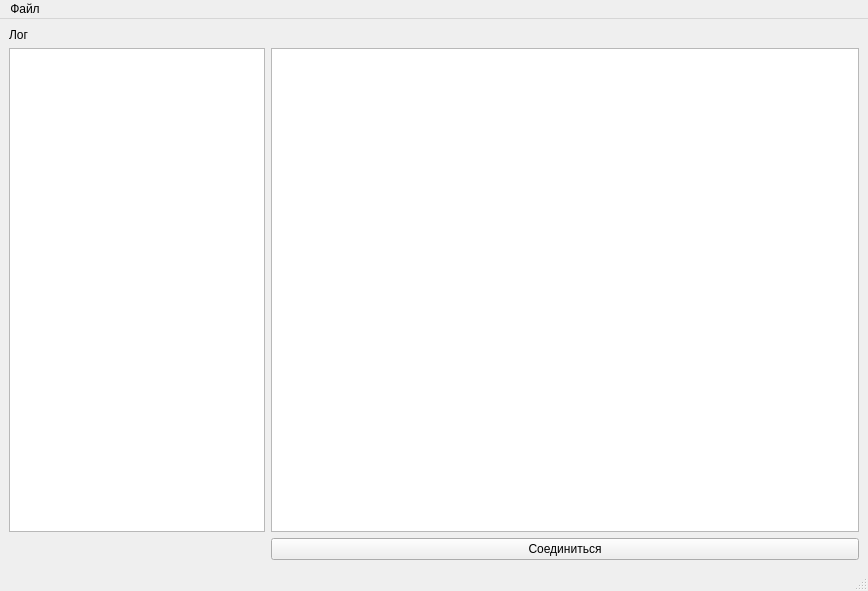
Above: mainwindow.ui from layxproud/QulonServerTest before the change. Below: the same form after it.
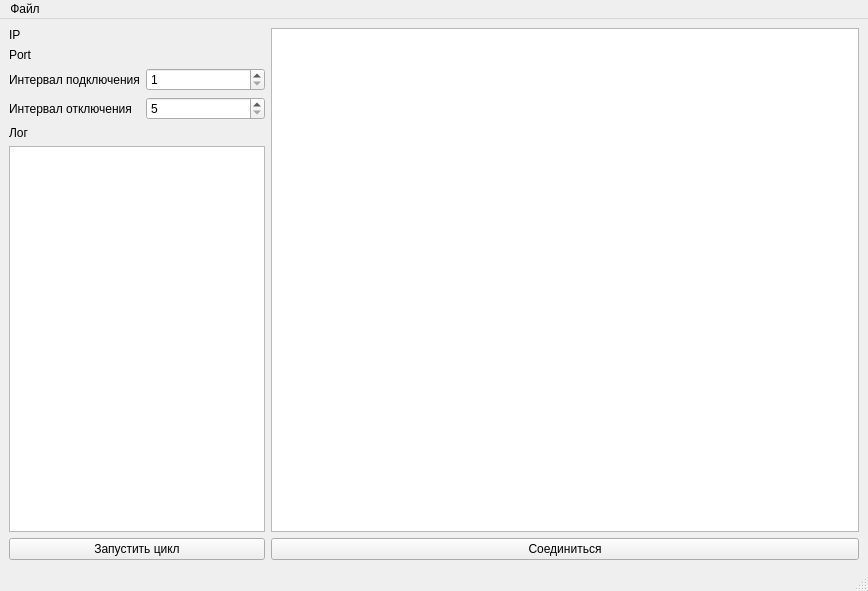
That is the form after the change.

```diff
--- a/mainwindow.ui
+++ b/mainwindow.ui
@@ -15,33 +15,113 @@
   </property>
   <widget class="QWidget" name="centralwidget">
    <layout class="QGridLayout" name="gridLayout">
-    <item row="0" column="0">
-     <widget class="QLabel" name="label">
-      <property name="text">
-       <string>Лог</string>
-      </property>
-     </widget>
-    </item>
-    <item row="1" column="0">
-     <widget class="QTextBrowser" name="logWindow">
-      <property name="sizePolicy">
-       <sizepolicy hsizetype="Maximum" vsizetype="Expanding">
-        <horstretch>0</horstretch>
-        <verstretch>0</verstretch>
-       </sizepolicy>
-      </property>
-     </widget>
-    </item>
-    <item row="1" column="1">
-     <widget class="QTableWidget" name="tableWidget"/>
-    </item>
     <item row="2" column="1">
+     <widget class="QTableWidget" name="tableWidget"/>
+    </item>
+    <item row="3" column="1">
      <widget class="QPushButton" name="connectButton">
       <property name="text">
        <string>Соединиться</string>
       </property>
      </widget>
     </item>
+    <item row="3" column="0">
+     <widget class="QPushButton" name="pushButton">
+      <property name="text">
+       <string>Запустить цикл</string>
+      </property>
+     </widget>
+    </item>
+    <item row="2" column="0">
+     <layout class="QVBoxLayout" name="leftLayout">
+      <property name="topMargin">
+       <number>0</number>
+      </property>
+      <item>
+       <layout class="QFormLayout" name="variablesLayout">
+        <item row="0" column="0">
+         <widget class="QLabel" name="ipLabel">
+          <property name="text">
+           <string>IP</string>
+          </property>
+         </widget>
+        </item>
+        <item row="0" column="1">
+         <widget class="QLabel" name="ipValue">
+          <property name="text">
+           <string/>
+          </property>
+         </widget>
+        </item>
+        <item row="1" column="0">
+         <widget class="QLabel" name="portLabel">
+          <property name="text">
+           <string>Port</string>
+          </property>
+         </widget>
+        </item>
+        <item row="1" column="1">
+         <widget class="QLabel" name="portValue">
+          <property name="text">
+           <string/>
+          </property>
+         </widget>
+        </item>
+        <item row="2" column="0">
+         <widget class="QLabel" name="connectIntervalLabel">
+          <property name="text">
+           <string>Интервал подключения</string>
+          </property>
+         </widget>
+        </item>
+        <item row="2" column="1">
+         <widget class="QSpinBox" name="connectIntervalBox">
+          <property name="minimum">
+           <number>1</number>
+          </property>
+          <property name="maximum">
+           <number>60</number>
+          </property>
+         </widget>
+        </item>
+        <item row="3" column="0">
+         <widget class="QLabel" name="disconnectIntervalLabel">
+          <property name="text">
+           <string>Интервал отключения</string>
+          </property>
+         </widget>
+        </item>
+        <item row="3" column="1">
+         <widget class="QSpinBox" name="disconnectIntervalBox">
+          <property name="minimum">
+           <number>5</number>
+          </property>
+          <property name="maximum">
+           <number>60</number>
+          </property>
+         </widget>
+        </item>
+       </layout>
+      </item>
+      <item>
+       <widget class="QLabel" name="logLabel">
+        <property name="text">
+         <string>Лог</string>
+        </property>
+       </widget>
+      </item>
+      <item>
+       <widget class="QTextBrowser" name="logWindow">
+        <property name="sizePolicy">
+         <sizepolicy hsizetype="Maximum" vsizetype="Expanding">
+          <horstretch>0</horstretch>
+          <verstretch>0</verstretch>
+         </sizepolicy>
+        </property>
+       </widget>
+      </item>
+     </layout>
+    </item>
    </layout>
   </widget>
   <widget class="QMenuBar" name="menubar">
```
Left out of the diff: 2 changed lines with no effect on the pictures.
